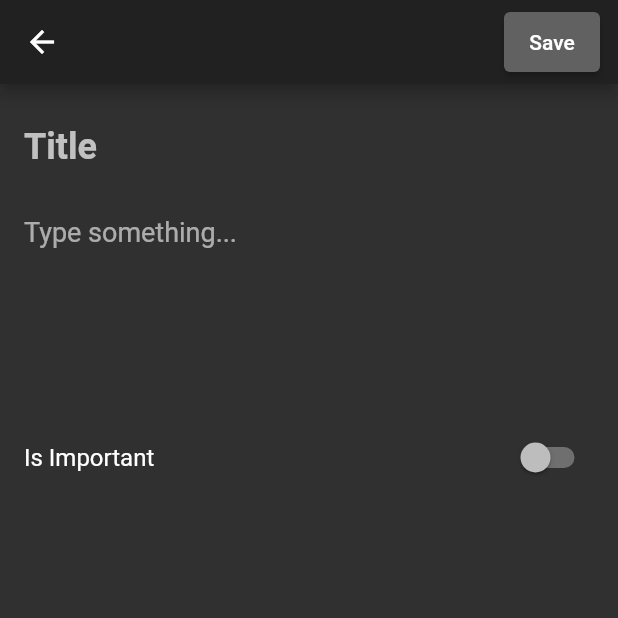
After one commit to ishworpanta10/flutter_notes_with_sqflite, a Flutter app: the screen it shows after launch, after a tap on the "add" icon, on a phone screen of 412 x 824 dp, the top half of it. The commit adds this screen. Run offline on Flutter 3.47's test engine with Material 2 defaults, Android fonts, the phone set to English and light mode, and no system bars; our stand-ins replace sqflite; accounts and stored records are empty.

Commit message:
completed with ui

```diff
--- a/lib/database/notes_db.dart
+++ b/lib/database/notes_db.dart
@@ -5,32 +5,48 @@ import '../model/model_constants.dart';
 import '../model/notes_model.dart';
 
 class NotesDatabase {
+  //private named constructor
   NotesDatabase._init();
-
+  //making global instance of NotesDatabase Class
   static final NotesDatabase instance = NotesDatabase._init();
 
-  static Database? _database;
+  //database field
+  Database? _database;
 
+  //getter for database
   Future<Database> get database async {
     if (_database != null) {
       return _database!;
     }
+    //initializing db for first time in db is null
     _database = await _initDB(dbName);
     return _database!;
   }
 
-  Future<Database> _initDB(String filePath) async {
+  //database initialization passing dbName
+  Future<Database> _initDB(String dbName) async {
+    //getting dbPath, here we can get from path provider package also for specific path location
     final dbPath = await getDatabasesPath();
-    final path = join(dbPath, filePath);
-    return openDatabase(path, version: kVersion1, onCreate: _createDB);
+    //joining path with dbName
+    final path = join(dbPath, dbName);
+    //creating db with that path and version
+    return openDatabase(
+      path,
+      version: kVersion1,
+      onCreate: _createDB,
+      // onUpgrade: we can upgrade if we change db schema
+    );
   }
 
+  //creating database
   Future _createDB(Database db, int version) async {
+    //defining the different required data types
     const idType = 'INTEGER PRIMARY KEY AUTOINCREMENT';
     const textType = 'TEXT NOT NULL';
     const boolType = 'BOOLEAN NOT NULL';
     const integerType = 'INTEGER NOT NULL';
 
+    // sql query for creating db
     await db.execute('''
 CREATE TABLE $TableNotes (
   $Id $idType,
@@ -41,19 +57,25 @@ CREATE TABLE $TableNotes (
   $Time $textType
   )
 ''');
+    //  we can creating other multiple tables here with db.execute('');
   }
 
+  //CRUD For Note Model
   Future<Note> create(Note note) async {
     final db = await instance.database;
+    //RAW Query Method
     // final json = note.toJson();
     // final columns = '$Title, $Description, $Time';
     // final values = '${json[Title]}, ${json[Description]}, ${json[Time]}';
     // final id = await db.rawInsert('INSERT INTO $TableNotes ($columns) VALUES ($values)');
 
     final id = await db.insert(TableNotes, note.toJson());
+    print("Note created Id: $id");
+    //assigning new created note id to id field of Note model and returning note model
     return note.copyWith(id: id);
   }
 
+  //reading single note model with id
   Future<Note> readNote(int id) async {
     final db = await instance.database;
     final maps = await db.query(
@@ -70,6 +92,7 @@ CREATE TABLE $TableNotes (
     }
   }
 
+  //getting list of notes
   Future<List<Note>> readAllNotes() async {
     final db = await instance.database;
 
@@ -79,6 +102,7 @@ CREATE TABLE $TableNotes (
     return result.map((json) => Note.fromJson(json)).toList();
   }
 
+  //updating note with id
   Future<int> update(Note note) async {
     final db = await instance.database;
 
@@ -90,6 +114,7 @@ CREATE TABLE $TableNotes (
     );
   }
 
+  //deleting single note
   Future<int> delete(int id) async {
     final db = await instance.database;
     return db.delete(
@@ -99,6 +124,7 @@ CREATE TABLE $TableNotes (
     );
   }
 
+  //closing db
   Future close() async {
     final db = await instance.database;
     await db.close();
--- a/lib/main.dart
+++ b/lib/main.dart
@@ -1,6 +1,6 @@
 import 'package:flutter/material.dart';
 
-import 'screens/homepage.dart';
+import 'screens/note_screen.dart';
 
 void main() {
   runApp(MyApp());
@@ -11,10 +11,9 @@ class MyApp extends StatelessWidget {
   Widget build(BuildContext context) {
     return MaterialApp(
       title: 'Flutter Notes App',
-      theme: ThemeData(
-        primarySwatch: Colors.blue,
-      ),
-      home: HomePage(),
+      themeMode: ThemeMode.dark,
+      darkTheme: ThemeData.dark(),
+      home: NotesScreen(),
     );
   }
 }
--- /dev/null
+++ b/lib/screens/add_edit_note.dart
@@ -0,0 +1,109 @@
+import 'package:flutter/material.dart';
+
+import '../database/notes_db.dart';
+import '../model/notes_model.dart';
+import '../widget/note_form_widget.dart';
+
+class AddEditNote extends StatefulWidget {
+  const AddEditNote({
+    Key? key,
+    this.note,
+  }) : super(key: key);
+
+  final Note? note;
+
+  @override
+  _AddEditNoteState createState() => _AddEditNoteState();
+}
+
+class _AddEditNoteState extends State<AddEditNote> {
+  final _formKey = GlobalKey<FormState>();
+  late bool isImportant;
+  late int number;
+  late String title;
+  late String description;
+
+  @override
+  void initState() {
+    super.initState();
+    isImportant = widget.note?.isImportant ?? false;
+    number = widget.note?.number ?? 0;
+    title = widget.note?.title ?? '';
+    description = widget.note?.description ?? '';
+  }
+
+  @override
+  Widget build(BuildContext context) => Scaffold(
+        appBar: AppBar(
+          actions: [buildButton()],
+        ),
+        body: Form(
+          key: _formKey,
+          child: NoteFormWidget(
+            isImportant: isImportant,
+            number: number,
+            title: title,
+            description: description,
+            onChangedImportant: (isImportant) => setState(() => this.isImportant = isImportant),
+            onChangedNumber: (number) => setState(() => this.number = number),
+            onChangedTitle: (title) => setState(() => this.title = title),
+            onChangedDescription: (description) => setState(() => this.description = description),
+          ),
+        ),
+      );
+
+  Widget buildButton() {
+    final isFormValid = title.isNotEmpty && description.isNotEmpty;
+
+    return Padding(
+      padding: const EdgeInsets.symmetric(vertical: 8, horizontal: 12),
+      child: ElevatedButton(
+        style: ElevatedButton.styleFrom(
+          onPrimary: Colors.white,
+          primary: isFormValid ? null : Colors.grey.shade700,
+        ),
+        onPressed: addOrUpdateNote,
+        child: const Text('Save'),
+      ),
+    );
+  }
+
+  Future<void> addOrUpdateNote() async {
+    final isValid = _formKey.currentState!.validate();
+
+    if (isValid) {
+      final isUpdating = widget.note != null;
+
+      if (isUpdating) {
+        await updateNote();
+      } else {
+        await addNote();
+      }
+
+      Navigator.of(context).pop();
+    }
+  }
+
+  Future updateNote() async {
+    final note = widget.note!.copyWith(
+      isImportant: isImportant,
+      number: number,
+      title: title,
+      description: description,
+    );
+
+    await NotesDatabase.instance.update(note);
+  }
+
+  Future addNote() async {
+    final note = Note(
+      title: title,
+      isImportant: isImportant,
+      number: number,
+      description: description,
+      createdTime: DateTime.now(),
+    );
+
+    await NotesDatabase.instance.create(note);
+  }
+}
--- /dev/null
+++ b/lib/screens/note_screen.dart
@@ -0,0 +1,91 @@
+import 'package:flutter/material.dart';
+import 'package:flutter_staggered_grid_view/flutter_staggered_grid_view.dart';
+
+import '../database/notes_db.dart';
+import '../model/notes_model.dart';
+import '../widget/note_card_widget.dart';
+import 'add_edit_note.dart';
+import 'detail_page.dart';
+
+class NotesScreen extends StatefulWidget {
+  @override
+  _NotesScreenState createState() => _NotesScreenState();
+}
+
+class _NotesScreenState extends State<NotesScreen> {
+  late List<Note> notes;
+  bool isLoading = false;
+
+  @override
+  void initState() {
+    super.initState();
+
+    getNotes();
+  }
+
+  @override
+  void dispose() {
+    NotesDatabase.instance.close();
+    super.dispose();
+  }
+
+  Future getNotes() async {
+    setState(() => isLoading = true);
+    notes = await NotesDatabase.instance.readAllNotes();
+    setState(() => isLoading = false);
+  }
+
+  @override
+  Widget build(BuildContext context) => Scaffold(
+        appBar: AppBar(
+          title: const Text(
+            'Notes',
+            style: TextStyle(fontSize: 24),
+          ),
+          actions: const [Icon(Icons.search), SizedBox(width: 12)],
+        ),
+        body: Center(
+          child: isLoading
+              ? const CircularProgressIndicator()
+              : notes.isEmpty
+                  ? const Text(
+                      'No Notes',
+                      style: TextStyle(color: Colors.white, fontSize: 24),
+                    )
+                  : buildNotes(),
+        ),
+        floatingActionButton: FloatingActionButton(
+          // backgroundColor: Colors.black,
+          onPressed: () async {
+            await Navigator.of(context).push(
+              MaterialPageRoute(builder: (context) => const AddEditNote()),
+            );
+            await getNotes();
+          },
+          child: const Icon(Icons.add),
+        ),
+      );
+
+  Widget buildNotes() => StaggeredGridView.countBuilder(
+        padding: const EdgeInsets.all(8),
+        itemCount: notes.length,
+        staggeredTileBuilder: (index) => const StaggeredTile.fit(2),
+        crossAxisCount: 4,
+        mainAxisSpacing: 4,
+        crossAxisSpacing: 4,
+        itemBuilder: (context, index) {
+          final note = notes[index];
+
+          return GestureDetector(
+            onTap: () async {
+              await Navigator.of(context).push(MaterialPageRoute(
+                builder: (context) => NoteDetailPage(noteId: note.id!),
+              ));
+
+              await getNotes();
+            },
+            child: NoteCardWidget(note: note, index: index),
+          );
+        },
+      );
+}
--- /dev/null
+++ b/lib/widget/note_form_widget.dart
@@ -0,0 +1,81 @@
+import 'package:flutter/material.dart';
+
+class NoteFormWidget extends StatelessWidget {
+  const NoteFormWidget({
+    Key? key,
+    this.isImportant = false,
+    this.number = 0,
+    this.title = '',
+    this.description = '',
+    required this.onChangedImportant,
+    required this.onChangedNumber,
+    required this.onChangedTitle,
+    required this.onChangedDescription,
+  }) : super(key: key);
+
+  final bool? isImportant;
+  final int? number;
+  final String? title;
+  final String? description;
+  final ValueChanged<bool> onChangedImportant;
+  final ValueChanged<int> onChangedNumber;
+  final ValueChanged<String> onChangedTitle;
+  final ValueChanged<String> onChangedDescription;
+
+  @override
+  Widget build(BuildContext context) => SingleChildScrollView(
+        child: Padding(
+          padding: const EdgeInsets.all(16),
+          child: Column(
+            mainAxisSize: MainAxisSize.min,
+            children: [
+              buildTitle(),
+              const SizedBox(height: 8),
+              buildDescription(),
+              const SizedBox(height: 16),
+              // Slider(
+              //   value: (number ?? 0).toDouble(),
+              //   max: 5,
+              //   divisions: 5,
+              //   onChanged: (number) => onChangedNumber(number.toInt()),
+              // ),
+              SwitchListTile(
+                contentPadding: EdgeInsets.zero,
+                value: isImportant ?? false,
+                onChanged: onChangedImportant,
+                title: const Text("Is Important"),
+              ),
+            ],
+          ),
+        ),
+      );
+
+  Widget buildTitle() => TextFormField(
+        initialValue: title,
+        style: const TextStyle(
+          color: Colors.white70,
+          fontWeight: FontWeight.bold,
+          fontSize: 24,
+        ),
+        decoration: const InputDecoration(
+          border: InputBorder.none,
+          hintText: 'Title',
+          hintStyle: TextStyle(color: Colors.white70),
+        ),
+        validator: (title) => title != null && title.isEmpty ? 'The title cannot be empty' : null,
+        onChanged: onChangedTitle,
+      );
+
+  Widget buildDescription() => TextFormField(
+        maxLines: 5,
+        initialValue: description,
+        style: const TextStyle(color: Colors.white60, fontSize: 18),
+        decoration: const InputDecoration(
+          border: InputBorder.none,
+          hintText: 'Type something...',
+          hintStyle: TextStyle(color: Colors.white60),
+        ),
+        validator: (title) => title != null && title.isEmpty ? 'The description cannot be empty' : null,
+        onChanged: onChangedDescription,
+      );
+}
```
Also changed, not shown: lib/screens/detail_page.dart (added, +98 -0 lines), lib/widget/note_card_widget.dart (added, +70 -0 lines).
